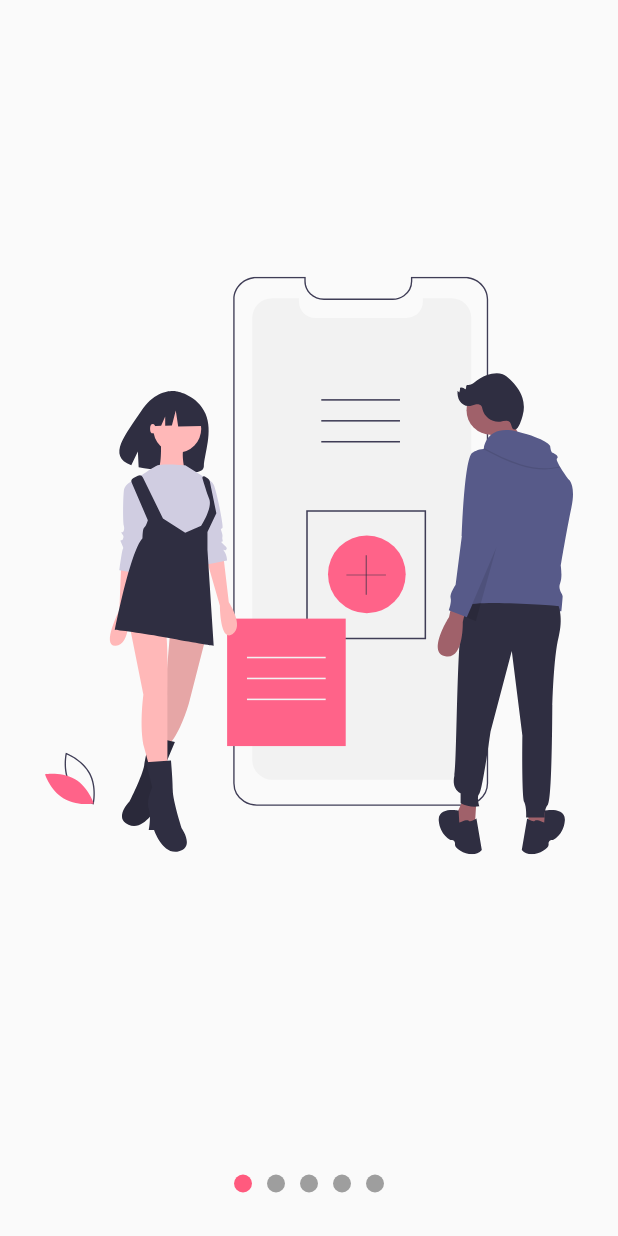
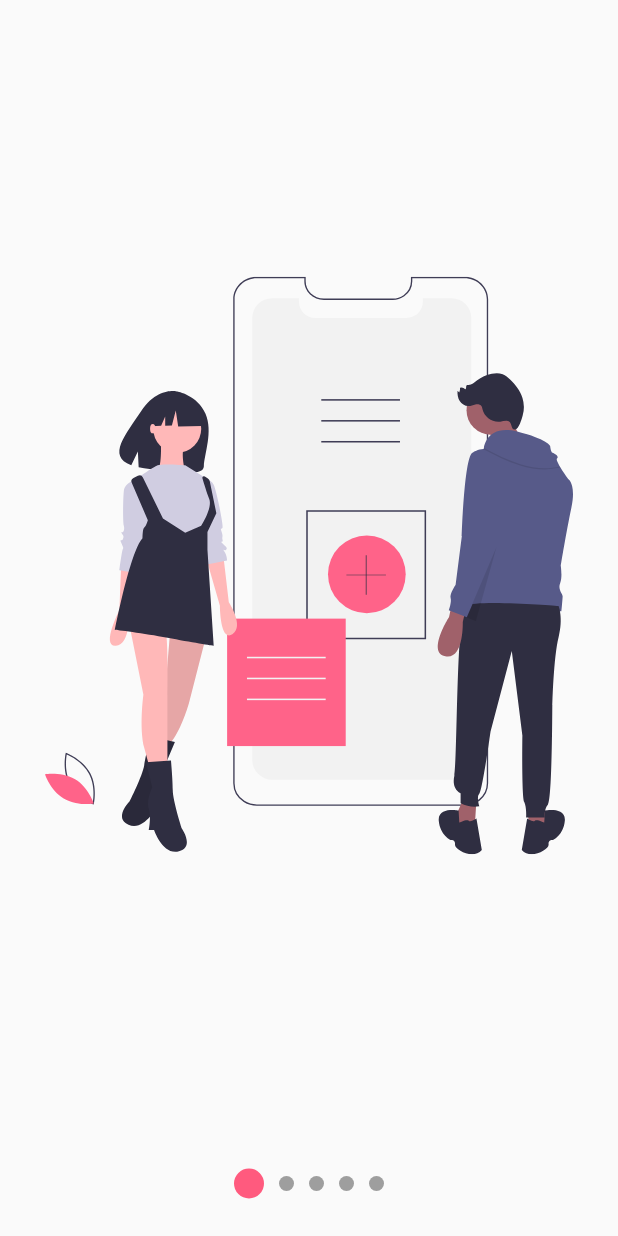
Before and after one commit to BryanParada/designsAppFM, a Flutter app: the screen it shows after launch, on a phone screen of 412 x 824 dp. Run offline on Flutter 3.47's test engine with Material 2 defaults, Android fonts, the phone set to English and light mode, and no system bars; our stand-ins replace flutter_svg.

```diff
--- a/lib/src/pages/slideshow_page.dart
+++ b/lib/src/pages/slideshow_page.dart
@@ -8,7 +8,26 @@ class SlideshowPage extends StatelessWidget {
   Widget build(BuildContext context) {
     return Scaffold(
       //backgroundColor: Colors.purple,
-      body: Slideshow(
+      body: Column(
+        children: <Widget>[
+           Expanded(child: MySlideshow()),
+           //Expanded(child: MySlideshow()),
+        ],
+      )
+    );
+  }
+}
+
+class MySlideshow extends StatelessWidget {
+  const MySlideshow({
+    Key? key,
+  }) : super(key: key);
+
+  @override
+  Widget build(BuildContext context) {
+    return Slideshow(
+      bulletPrimary: 20,
+      bulletSecondary: 10,
       dotsUpper: false,
       colorPrimary: Color(0xffFF5A7E),
       colorSecondary: Colors.grey,
@@ -25,7 +44,6 @@ class SlideshowPage extends StatelessWidget {
         //   color: Colors.blue,
         // )
       ]
-      )
     );
   }
 }
--- a/lib/src/widgets/slideshow.dart
+++ b/lib/src/widgets/slideshow.dart
@@ -11,11 +11,16 @@ class Slideshow extends StatelessWidget {
   final Color colorPrimary;
   final Color colorSecondary;
 
+  final double bulletPrimary;
+  final double bulletSecondary;
+
   const Slideshow({
     required this.slides,
     this.dotsUpper = false,
     this.colorPrimary = Colors.blue,
-    this.colorSecondary = Colors.grey
+    this.colorSecondary = Colors.grey,
+    this.bulletPrimary = 12,
+    this.bulletSecondary = 12
     });
 
 
@@ -35,6 +40,9 @@ class Slideshow extends StatelessWidget {
                 //Debe ir aqui
                 Provider.of<_SlideshowModel>(context).colorPrimary = this.colorPrimary;
                 Provider.of<_SlideshowModel>(context).colorSecondary = this.colorSecondary;
+
+                Provider.of<_SlideshowModel>(context).bulletPrimary = this.bulletPrimary;
+                Provider.of<_SlideshowModel>(context).bulletSecondary = this.bulletSecondary;
 
                 return _CreateStructureSlideShow(dotsUpper: dotsUpper, slides: slides);
               },
@@ -114,15 +122,26 @@ class _Dot extends StatelessWidget {
 
     // final pageViewIndex = Provider.of<_SlideshowModel>(context).currentPage;
     final ssModel = Provider.of<_SlideshowModel>(context);
+    double sizeBullet = 0;
+    Color color;
+
+    if (ssModel.currentPage >= index - 0.5 && ssModel.currentPage < index + 0.5)
+    {
+      sizeBullet = ssModel.bulletPrimary;
+      color = ssModel.colorPrimary;
+
+    }else{
+      sizeBullet = ssModel.bulletSecondary;
+      color = ssModel.colorSecondary;
+    }
 
     return AnimatedContainer(
       duration: Duration(milliseconds: 200),
-      width: 12,
-      height: 12,
+      width: sizeBullet,
+      height: sizeBullet,
       margin: EdgeInsets.symmetric(horizontal: 5),
       decoration: BoxDecoration(
-        color: (ssModel.currentPage >= index - 0.5 && ssModel.currentPage < index + 0.5)
-         ? ssModel.colorPrimary : ssModel.colorSecondary,
+        color: color,
         shape: BoxShape.circle
 
       ),
@@ -207,6 +226,9 @@ class _SlideshowModel with ChangeNotifier{
   Color _colorPrimary = Colors.blue;
   Color _colorSecondary = Colors.grey;
 
+  double _bulletPrimary = 12;
+  double _bulletSecondary = 12;
+
   double get currentPage => this._currentPage;
 
   set currentPage( double page ){
@@ -228,5 +250,19 @@ class _SlideshowModel with ChangeNotifier{
     //notifyListeners();
   }
 
+  double get bulletPrimary => this._bulletPrimary;
+   set bulletPrimary( double bullet){
+    this._bulletPrimary = bullet;
+    //notifyListeners();
+  }
+
+  double get bulletSecondary => this._bulletSecondary;
+  set bulletSecondary( double bullet){
+    this._bulletSecondary = bullet;
+    //notifyListeners();
+  }
+
+
+
 
 }
```
Lines whose indentation alone changed are shown as unchanged.
